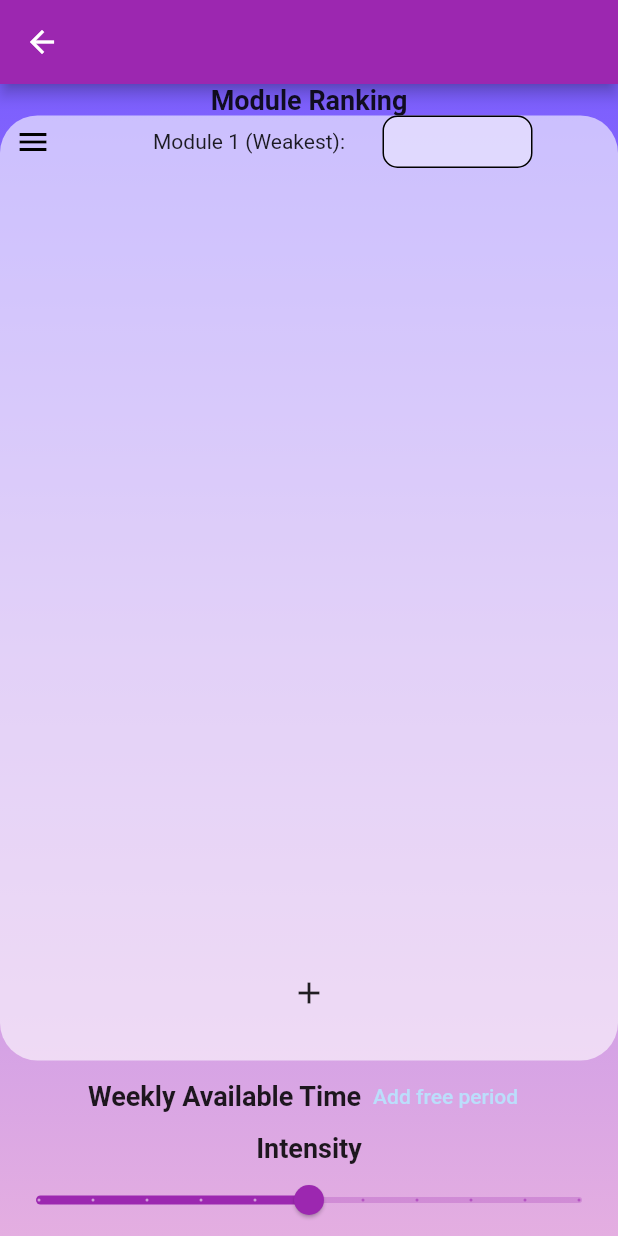
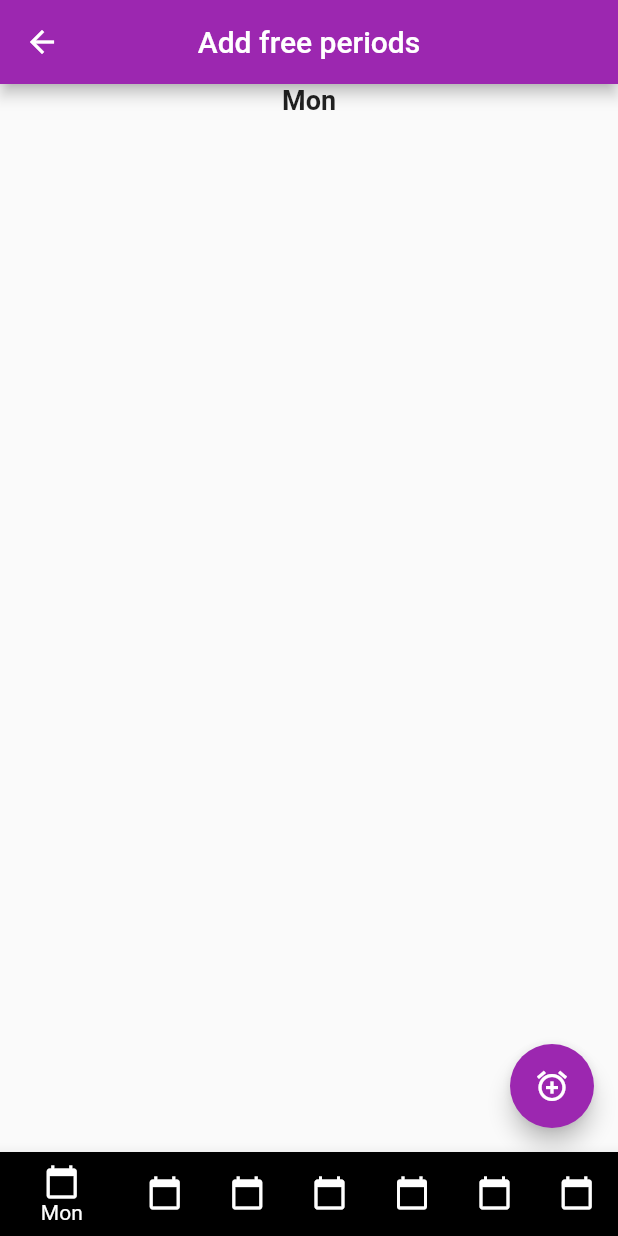
Before and after one commit to SimKianSeng/LvlUp, a Flutter app: the ScheduleInput screen opened by its route, after a tap on "Add free period", on a phone screen of 412 x 824 dp. Run offline on Flutter 3.47's test engine with Material 2 defaults, Android fonts, the phone set to English and light mode, and no system bars; our stand-ins replace firebase_auth, firebase_core; missing offline and left inert: time_planner; accounts and stored records are empty.

Commit message:
Linked the 3 different input fields for generator to schedule_input page

```diff
--- a/lib/main.dart
+++ b/lib/main.dart
@@ -1,5 +1,6 @@
 import 'package:lvlup/pages/schedule/schedule_gen_page.dart';
 import 'package:lvlup/pages/schedule/schedule_input.dart';
+import 'package:lvlup/pages/schedule/weekly_input_page.dart';
 import 'package:lvlup/pages/settings_page.dart';
 import 'package:lvlup/pages/study_stats_page.dart';
 import 'package:lvlup/widget_tree.dart';
@@ -35,6 +36,7 @@ class MyApp extends StatelessWidget {
           '/scheduleGen': (context) => const ScheduleGen(),
           '/studyStats': (context) => const StudyStats(),
           '/scheduleInput': (context) => const ScheduleInput(),
+          '/weeklyInput': (context) => WeeklyInput(),
         },
       ),
     );
--- a/lib/models/module_row.dart
+++ b/lib/models/module_row.dart
@@ -15,7 +15,7 @@ class ModuleRow extends StatefulWidget {
 class _ModuleRowState extends State<ModuleRow> {
   String module = '';
 
-  void updateModule(String module) {
+ void updateModule(String module) {
     if (widget.generator.alreadyInput(module)) {
       //module has been input, do not update
       const message = SnackBar(
@@ -25,15 +25,14 @@ class _ModuleRowState extends State<ModuleRow> {
       ScaffoldMessenger.of(context).showSnackBar(message);
     } else if (module != '' && this.module != module) {
       //module has not been previously input, update
+      this.module = module;
+    }
 
-      this.module = module;
-      widget.generator.updateModule(module, widget.index);
-    }
+    widget.generator.updateModule(module, widget.index);
   }
 
-  //TODO
-  ///To move up and down the rank column and delete the module
-  // Widget _additionalStuff() {
+  //TODO removing the module input
+  // Widget _removeModuleInput() {
   //   return GestureDetector(
   //     child: const Icon(Icons.menu, color: Colors.black,),
   //   );
@@ -46,7 +45,6 @@ class _ModuleRowState extends State<ModuleRow> {
       child: Row(
         mainAxisAlignment: MainAxisAlignment.start,
         children: <Widget>[
-          const Icon(Icons.menu, color: Colors.black,),
           SizedBox(width: widget.index == 1 ? 68.0 : 135.0,),
           widget.index == 1 ? const Text('Module 1 (Weakest):') : Text('Module ${widget.index}:'),
           const SizedBox(width: 25.0,),
@@ -54,9 +52,9 @@ class _ModuleRowState extends State<ModuleRow> {
             width: 100.0,
             height: 35.0,
             child: TextField(
-              decoration: customTextField(''),
               textAlign: TextAlign.center,
               onChanged: (value) => updateModule(value),
+              decoration: customTextField(''),
             ),
           ),
         ],
--- a/lib/pages/schedule/schedule_input.dart
+++ b/lib/pages/schedule/schedule_input.dart
@@ -2,6 +2,7 @@ import 'package:flutter/material.dart';
 import 'package:lvlup/constants.dart';
 import 'package:lvlup/models/module_row.dart';
 import 'package:lvlup/services/generator.dart';
+import 'package:time_planner/time_planner.dart';
 
 
 class ScheduleInput extends StatefulWidget {
@@ -12,10 +13,17 @@ class ScheduleInput extends StatefulWidget {
 }
 
 class _ScheduleInputState extends State<ScheduleInput> {
-  Generator generator = Generator();
-  // Schedule schedule = Schedule();
+  final Generator _generator = Generator();
   static int _moduleCount = 1;
   int _intensity = 5;
+  List<TimePlannerTask> sessions = [];
+
+  void _updateSession() {
+      setState(() {
+        sessions.clear();
+        sessions.addAll(_generator.periods());
+      });
+    }
 
   Slider _intensityScale() {
     return Slider(
@@ -26,7 +34,7 @@ class _ScheduleInputState extends State<ScheduleInput> {
       onChanged: (newIntensity) {
         setState(() {
           _intensity = newIntensity.toInt();
-          generator.updateIntensity(newIntensity.toInt());
+          _generator.updateIntensity(newIntensity.toInt());
         });
       }
     );
@@ -49,13 +57,39 @@ class _ScheduleInputState extends State<ScheduleInput> {
           borderRadius: BorderRadius.all(Radius.circular(25.0)),
           color: Colors.white60,
         ),
+        //todo: after settling other main stuff
+        // child: Column(
+        //   children: [
+        //     Expanded(
+        //       flex: 6,
+        //       child: ReorderableListView.builder(
+        //         itemCount: _moduleCount,
+        //         onReorder: (oldIndex, newIndex) {
+        //           //todo: order is updated in generator, but not in UI
+        //           setState(() {
+        //             if (oldIndex < newIndex) {
+        //               newIndex -= 1;
+        //             }
+        //           });
+        //           generator.swapModules(oldIndex, newIndex);
+        //         },
+        //         itemBuilder: (context, index) => ModuleRow(key: Key(index.toString()), index: index + 1,)),
+        //     ),
+        //     Expanded(
+        //       child: _addModule()
+        //     ),
+        //   ]
+        // ),
         child: Column(
           children: [
             Expanded(
               flex: 6,
               child: ListView.builder(
                 itemCount: _moduleCount,
-                itemBuilder: (context, index) => ModuleRow(index: index + 1,)),
+                itemBuilder: (context, index) => Padding(
+                  padding: const EdgeInsets.symmetric(vertical: 5.0),
+                  child: ModuleRow(index: index + 1,),
+                )),
             ),
             Expanded(
               child: _addModule()
@@ -74,6 +108,33 @@ class _ScheduleInputState extends State<ScheduleInput> {
         });
       },
       icon: const Icon(Icons.add)
+    );
+  }
+
+  Widget _weeklyInput() {
+    const int startHour = 0;
+    const int lastHour = 23;
+
+    return Expanded(
+      child: Container(
+        decoration: const BoxDecoration(
+          borderRadius: BorderRadius.all(Radius.circular(25.0)),
+          color: Colors.white60,
+        ),
+        child: Padding(
+          padding: const EdgeInsets.all(8.0),
+          child: TimePlanner(
+            startHour: startHour,
+            endHour: lastHour,
+            headers: ['Mon', 'Tues', 'Wed', 'Thurs', 'Fri', 'Sat', 'Sun'].map((day) => TimePlannerTitle(title: day)).toList(),
+            style: TimePlannerStyle(
+              //cellHeight formatting will not align time on left with their respective cells
+              cellWidth: 45,
+            ),
+            tasks: sessions,
+          )
+        )
+      )
     );
   }
 
@@ -97,7 +158,10 @@ class _ScheduleInputState extends State<ScheduleInput> {
                 children: [
                   _heading('Weekly Available Time'),
                   TextButton(
-                    onPressed: () {},
+                    onPressed: () async {
+                      await Navigator.pushNamed(context, '/weeklyInput');
+                      _updateSession();
+                    },
                     child: Text(
                       'Add free period',
                       style: TextStyle(
@@ -105,7 +169,7 @@ class _ScheduleInputState extends State<ScheduleInput> {
                       ),)),
                 ],
               ),
-              // _weeklyInput(),
+              _weeklyInput(),
               _heading('Intensity'),
               _intensityScale(),
               // _check(),
--- /dev/null
+++ b/lib/pages/schedule/weekly_input_page.dart
@@ -0,0 +1,116 @@
+import 'package:flutter/material.dart';
+import 'package:lvlup/models/session.dart';
+import 'package:lvlup/services/generator.dart';
+
+//TODO make it possible to remove sessions if wrongly input
+class WeeklyInput extends StatefulWidget {
+  final List<String> days = ['Mon', 'Tues', 'Wed', 'Thurs', 'Fri', 'Sat', 'Sun'];
+  final Generator generator = Generator();
+
+  WeeklyInput({super.key});
+
+  @override
+  State<WeeklyInput> createState() => _WeeklyInputState();
+}
+
+class _WeeklyInputState extends State<WeeklyInput> {
+  int _index = 0;
+  late List<Session> sessions;
+
+  @override
+  void initState() {
+    super.initState();
+    sessions = widget.generator.sessions[_index];
+  }
+
+  Widget _bottomNavigationBar(int selectedIndex) {
+    return BottomNavigationBar(
+      currentIndex: selectedIndex,
+      items: widget.days
+          .map<BottomNavigationBarItem>( (e) => BottomNavigationBarItem(icon: const Icon(Icons.calendar_today), label: e, backgroundColor: Colors.black))
+          .toList(),
+
+      onTap: (value) {
+        setState(() {
+          _index = value;
+          sessions = widget.generator.sessions[value];
+        });
+      },
+    );
+  }
+
+  Widget _body(int index) {
+    return Column(
+      crossAxisAlignment: CrossAxisAlignment.center,
+      children: <Widget>[
+        Expanded(
+            child: Text(
+              widget.days[index],
+              style: const TextStyle(
+                fontWeight: FontWeight.bold,
+                fontSize: 18.0,
+              ),
+            ),
+          ),
+        Expanded(
+            flex: 9,
+            child: Container(
+              child: ListView.builder(
+                itemCount: sessions.length,
+                itemBuilder: (context, index) {
+                  return sessions[index];
+                },
+              ),
+            ),
+          ),
+      ],
+    );
+  }
+
+  Widget _addSession() {
+    //TODO: make it such that time can only be added in blocks of 30mins
+    return FloatingActionButton(
+      onPressed: () async {
+        TimeOfDay? newTime = await showTimePicker(context: context, initialTime: TimeOfDay(hour: 0, minute: 0), confirmText: 'Add start');
+
+        if (newTime == null) {
+          return;
+        }
+
+        TimeOfDay? endTime = await showTimePicker(context: context, initialTime: TimeOfDay(hour: 0, minute: 0), confirmText: 'Add end');
+
+        if (endTime != null) {
+          int startTimeInt = (newTime.hour * 60 + newTime.minute) * 60;
+          int endTimeInt = (endTime.hour * 60 + endTime.minute) * 60;
+
+          if (endTimeInt <= startTimeInt) {
+            const message = SnackBar(
+              content: Text('End time must be after Start time!'),
+            );
+
+            ScaffoldMessenger.of(context).showSnackBar(message);
+          } else {
+            setState(() {
+              widget.generator.updateSessions(_index, Session(day: _index,startTime: newTime, endTime: endTime,));
+            });
+          }
+        }
+      },
+        child: const Icon(Icons.add_alarm),
+      );
+  }
+
+
+  @override
+  Widget build(BuildContext context) {
+    return Scaffold(
+      appBar: AppBar(
+        title: Text('Add free periods'),
+        centerTitle: true,
+        ),
+      body: _body(_index),
+      bottomNavigationBar: _bottomNavigationBar(_index),
+      floatingActionButton: _addSession(),
+    );
+  }
+}
--- a/lib/services/generator.dart
+++ b/lib/services/generator.dart
@@ -1,4 +1,8 @@
 import 'dart:math';
+import 'package:flutter/material.dart';
+import 'package:lvlup/models/session.dart';
+
+import 'package:time_planner/time_planner.dart';
 
 ///Generator is a singleton class that takes in the input for the schedule consisting:
 ///modules (ranked), intensity and free sessions.
@@ -7,12 +11,17 @@ import 'dart:math';
 class Generator {
 
   static final Generator _instance = Generator._internal();
-  static const FREEPERIOD = 'free';
+  static const freePeriod = 'free';
+  static const duplicate = 'duplicate';
 
-  List<String> modules = [];
-  int intensity = 5;
-  late List<DateTime> sessions;
-  List<String> allocations = [];
+  List<String> _modules = [];
+
+  List<String> _modulesNoDup = [];
+  int _intensity = 5;
+  //TODO ensure that sessions can only be in blocks of 30minutes and start on xx00 or xx30
+  List<List<Session>> _sessions = List.generate(7, (index) => []);
+
+  List<String> _allocations = [];
 
   factory Generator() {
     return _instance;
@@ -21,77 +30,97 @@ class Generator {
   Generator._internal();
 
   bool alreadyInput(String module) {
-    return modules.contains(module);
+    return _modules.contains(module.toUpperCase());
   }
 
   void updateModule(String module, int rank) {
-    if (modules.length < rank) {
-      modules.insert(rank - 1, module);
-    } else if (modules.elementAt(rank - 1) != module) {
-      modules.removeAt(rank - 1);
-      modules.insert(rank - 1, module);
+    if (alreadyInput(module)) {
+      //Removed the partially filled module
+      _modules.replaceRange(rank - 1, rank, [duplicate]);
+      return;
     }
+
+    //Module at current ranking is another module
+    if (_modules.length >= rank && _modules.elementAt(rank - 1) != module.toUpperCase()) {
+      _modules.removeAt(rank - 1);
+    }
+
+    _modules.insert(rank - 1, module.toUpperCase());
   }
 
-  bool isAdded(int rank) {
-    bool moduleAdded = modules.length != rank;
+  //for reorderablelistview once changed
+  // void swapModules(int oldIndex, int newIndex) {
+  //   String tmp = modules[oldIndex];
+  //   modules[oldIndex] = modules[newIndex];
+  //   modules[newIndex] = tmp;
+  // }
 
-    return moduleAdded;
+  void updateSessions(int index, Session session) {
+    sessions[index].add(session);
+    sessions[index].sort((a, b) => a.compareTo(b));
   }
 
-  // void addSessions(List<DateTime> sessions) {
-  //   this.sessions = sessions;
-  // }
+  void updateIntensity(int intensity) {
+    _intensity = intensity;
+  }
 
-  void updateIntensity(int intensity) {
-    this.intensity = intensity;
+  List<List<Session>> get sessions {
+    return _sessions;
+  }
+
+  List<TimePlannerTask> periods() {
+    return _sessions.expand(
+      (daySessions) => daySessions.map(
+        (session) => TimePlannerTask(
+          color: Colors.green,
+          minutesDuration: session.minutesDuration,
+          dateTime: TimePlannerDateTime(day: session.day, hour: session.startTime.hour, minutes: session.startTime.minute)))
+      ).toList();
   }
 
   List<String> generateSchedule() {
-    int numberOfFreeSessions = sessions.length;
+    int numberOfFreeSessions = 10; //sessions.length;
 
     //Reset allocations for each generateSchedule call
-    allocations = [];
+    _allocations = [];
+    _modulesNoDup = List.from(_modules);
+    _modulesNoDup.removeWhere((element) => element == duplicate || element == freePeriod);
 
 
     while (numberOfFreeSessions != 0) {
       String module = selectModule();
 
-      allocations.add(module);
+      _allocations.add(module);
 
       numberOfFreeSessions -= 1;
     }
 
-    return allocations;
+    return _allocations;
   }
 
 
   String selectModule() {
     //Save the need to compute everytime if there are no modules or zero intensity
-    if (modules.isEmpty || intensity == 0) {
+    if (_modulesNoDup.isEmpty || _intensity == 0) {
       return 'free';
     }
 
-    if (modules.contains(FREEPERIOD)) {
-      modules.remove(FREEPERIOD);
-    }
-
-    int moduleWeightage = ((modules.length + 1) * modules.length) * 5; // (/ 2 * 10)
+    int moduleWeightage = ((_modulesNoDup.length + 1) * _modulesNoDup.length) * 5; // (/ 2 * 10)
     int totalWeightage = 0; // will increment as we iterate through
 
     List<int> prefixSum = [];
 
 
-    for (int i = 0; i < modules.length; i++) {
-      int rank = modules.length - i;
+    for (int i = 0; i < _modulesNoDup.length; i++) {
+      int rank = _modulesNoDup.length - i;
       rank *= 10;
       totalWeightage += rank;
       prefixSum.add(totalWeightage);
     }
 
-    if (intensity != 10) {
-      int freePeriodWeightage = (moduleWeightage * (10 - intensity)) ~/ intensity;
-      modules.add(FREEPERIOD);
+    if (_intensity != 10) {
+      int freePeriodWeightage = (moduleWeightage * (10 - _intensity)) ~/ _intensity;
+      _modulesNoDup.add(freePeriod);
       prefixSum.add(freePeriodWeightage + moduleWeightage);
     }
 
@@ -115,7 +144,7 @@ class Generator {
     }
 
 
-    String module = modules[start];
+    String module = _modulesNoDup[start];
     return module;
   }
 
```
Also changed, not shown: lib/models/session.dart (added, +50 -0 lines).
